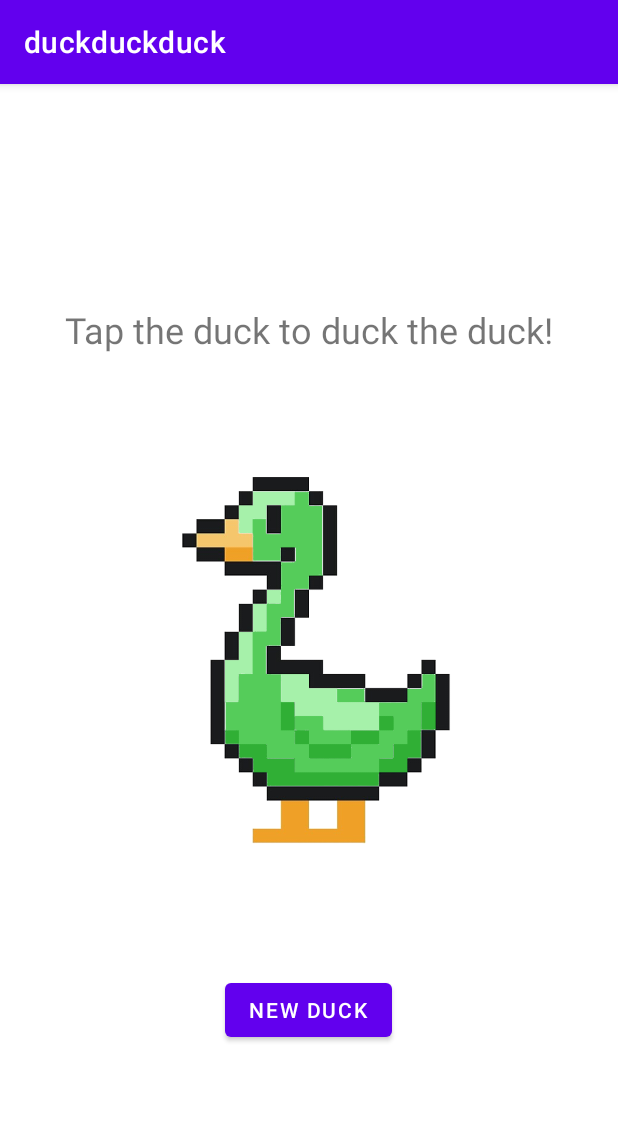
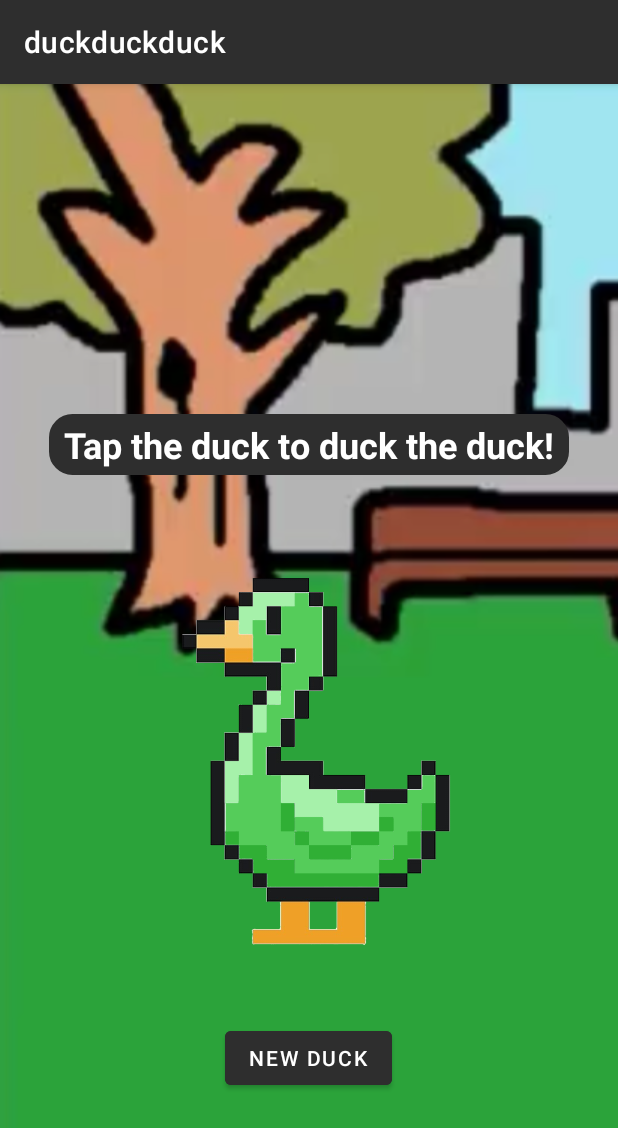
Before and after one commit to Toastjpg/duckduckduck, an Android app: the screen it shows after launch (MainActivity), on a phone screen of 412 x 824 dp. Shown: the top 1128 px of the screen. Run offline under Robolectric (Android 15) with nearby library versions, the phone set to English and light mode, and no system bars.

Commit message:
Added background image and text format

```diff
--- a/app/src/main/AndroidManifest.xml
+++ b/app/src/main/AndroidManifest.xml
@@ -4,7 +4,7 @@
 
     <application
         android:allowBackup="true"
-        android:icon="@mipmap/ic_launcher"
+        android:icon="@drawable/s_duck"
         android:label="@string/app_name"
         android:roundIcon="@mipmap/ic_launcher_round"
         android:supportsRtl="true"
--- /dev/null
+++ b/app/src/main/res/drawable/rounded_background.xml
@@ -0,0 +1,27 @@
+<?xml version="1.0" encoding="utf-8"?>
+<shape xmlns:android="http://schemas.android.com/apk/res/android"
+    android:shape="rectangle" >
+
+    <!-- view background color -->
+    <solid android:color="#2E2E2E" >
+    </solid>
+
+    <!-- view border color and width -->
+    <stroke
+        android:width="15dp"
+        android:color="#2E2E2E" >
+    </stroke>
+
+    <!-- If you want to add some padding -->
+    <padding
+        android:bottom="4dp"
+        android:left="10dp"
+        android:right="10dp"
+        android:top="4dp" >
+    </padding>
+
+    <!-- Here is the corner radius -->
+    <corners android:radius="8dp" >
+    </corners>
+
+</shape>
--- a/app/src/main/res/layout/activity_main.xml
+++ b/app/src/main/res/layout/activity_main.xml
@@ -6,17 +6,30 @@
     android:layout_height="match_parent"
     tools:context=".app.MainActivity">
 
+    <ImageView
+        android:id="@+id/background"
+        android:layout_width="match_parent"
+        android:layout_height="match_parent"
+        android:scaleType="matrix"
+        android:src="@drawable/background_image"
+        app:layout_constraintStart_toStartOf="parent"
+        tools:layout_editor_absoluteY="0dp" />
+
     <TextView
         android:id="@+id/title_text"
         android:layout_width="wrap_content"
         android:layout_height="wrap_content"
+        android:background="@drawable/rounded_background"
         android:text="Example Title Text"
+        android:textColor="#FFFFFF"
         android:textSize="24sp"
+        android:textStyle="bold"
         app:layout_constraintBottom_toTopOf="@+id/main_image"
         app:layout_constraintEnd_toEndOf="parent"
+        app:layout_constraintHorizontal_bias="0.497"
         app:layout_constraintStart_toStartOf="parent"
         app:layout_constraintTop_toTopOf="parent"
-        app:layout_constraintVertical_bias="0.915" />
+        app:layout_constraintVertical_bias="1.0" />
 
     <ImageView
         android:id="@+id/main_image"
@@ -24,9 +37,10 @@
         android:layout_height="400dp"
         app:layout_constraintBottom_toBottomOf="parent"
         app:layout_constraintEnd_toEndOf="parent"
+        app:layout_constraintHorizontal_bias="0.0"
         app:layout_constraintStart_toStartOf="parent"
         app:layout_constraintTop_toTopOf="parent"
-        app:layout_constraintVertical_bias="0.526"
+        app:layout_constraintVertical_bias="0.709"
         app:srcCompat="@drawable/s_duck" />
 
     <androidx.constraintlayout.widget.Guideline
@@ -54,12 +68,14 @@
         android:id="@+id/button"
         android:layout_width="wrap_content"
         android:layout_height="wrap_content"
+        android:backgroundTint="#2E2E2E"
         android:text="New Duck"
+        android:textColor="#FFFFFF"
         app:layout_constraintBottom_toBottomOf="parent"
         app:layout_constraintEnd_toEndOf="parent"
         app:layout_constraintHorizontal_bias="0.498"
         app:layout_constraintStart_toStartOf="parent"
-        app:layout_constraintTop_toBottomOf="@+id/main_image"
-        app:layout_constraintVertical_bias="0.0" />
+        app:layout_constraintTop_toTopOf="@+id/guideline2"
+        app:layout_constraintVertical_bias="0.555" />
 
 </androidx.constraintlayout.widget.ConstraintLayout>
--- a/app/src/main/res/values-night/themes.xml
+++ b/app/src/main/res/values-night/themes.xml
@@ -2,9 +2,9 @@
     <!-- Base application theme. -->
     <style name="Theme.Duckduckduck" parent="Theme.MaterialComponents.DayNight.DarkActionBar">
         <!-- Primary brand color. -->
-        <item name="colorPrimary">@color/purple_200</item>
-        <item name="colorPrimaryVariant">@color/purple_700</item>
-        <item name="colorOnPrimary">@color/black</item>
+        <item name="colorPrimary">#2E2E2E</item>
+        <item name="colorPrimaryVariant">#2E2E2E</item>
+        <item name="colorOnPrimary">@color/white</item>
         <!-- Secondary brand color. -->
         <item name="colorSecondary">@color/teal_200</item>
         <item name="colorSecondaryVariant">@color/teal_200</item>
--- a/app/src/main/res/values/themes.xml
+++ b/app/src/main/res/values/themes.xml
@@ -2,8 +2,8 @@
     <!-- Base application theme. -->
     <style name="Theme.Duckduckduck" parent="Theme.MaterialComponents.DayNight.DarkActionBar">
         <!-- Primary brand color. -->
-        <item name="colorPrimary">@color/purple_500</item>
-        <item name="colorPrimaryVariant">@color/purple_700</item>
+        <item name="colorPrimary">#2E2E2E</item>
+        <item name="colorPrimaryVariant">#2E2E2E</item>
         <item name="colorOnPrimary">@color/white</item>
         <!-- Secondary brand color. -->
         <item name="colorSecondary">@color/teal_200</item>
```
Also changed, not shown: app/src/main/res/drawable/background_image.webp (added).
